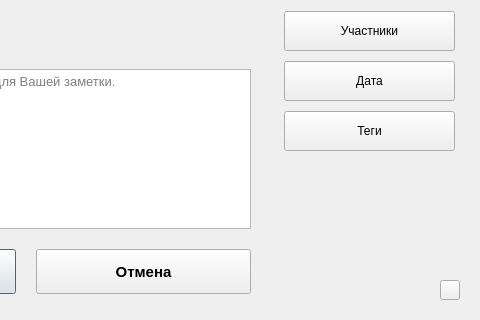
Before: the Qt Designer form ui/note-widget/ui/note_edit_dialog.ui in toximu/efficio-task-tracker, drawn with Qt 5; both pictures show x 220 to 700 and y 160 to 480 of the 700 by 480 pixel window.
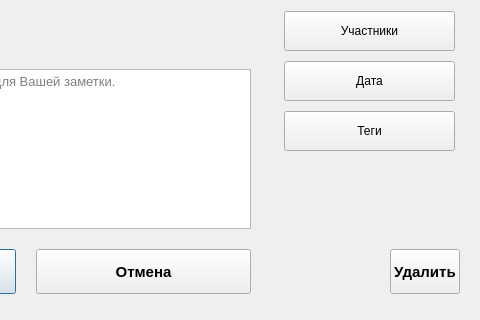
After: the same form once the commit is applied.

Commit message: Delete switch_theme_button, add delete_button

```diff
--- a/ui/note-widget/ui/note_edit_dialog.ui
+++ b/ui/note-widget/ui/note_edit_dialog.ui
@@ -366,23 +366,27 @@
   <widget class="QPushButton" name="switch_theme">
     <property name="geometry">
      <rect>
-      <x>660</x> 
-      <y>440</y> 
-      <width>20</width>
-      <height>20</height>
+     <x>610</x>
+     <y>409</y>
+     <width>70</width>
+     <height>45</height>
      </rect>
     </property>
     <property name="minimumSize">
      <size>
-      <width>20</width>
-      <height>20</height>
-     </size>
-    </property>
-    <property name="maximumSize">
-     <size>
-      <width>20</width>
-      <height>20</height>
-     </size>
+     <width>70</width>
+     <height>45</height>
+    </size>
+   </property>
+   <property name="font">
+    <font>
+     <family>Arial</family>
+     <pointsize>11</pointsize>
+     <bold>true</bold>
+    </font>
+   </property>
+   <property name="text">
+    <string>Удалить</string>
     </property>
   </widget>
  </widget>
```
Left out of the diff: 2 changed lines with no effect on the pictures. Lines whose indentation alone changed are shown as unchanged.
